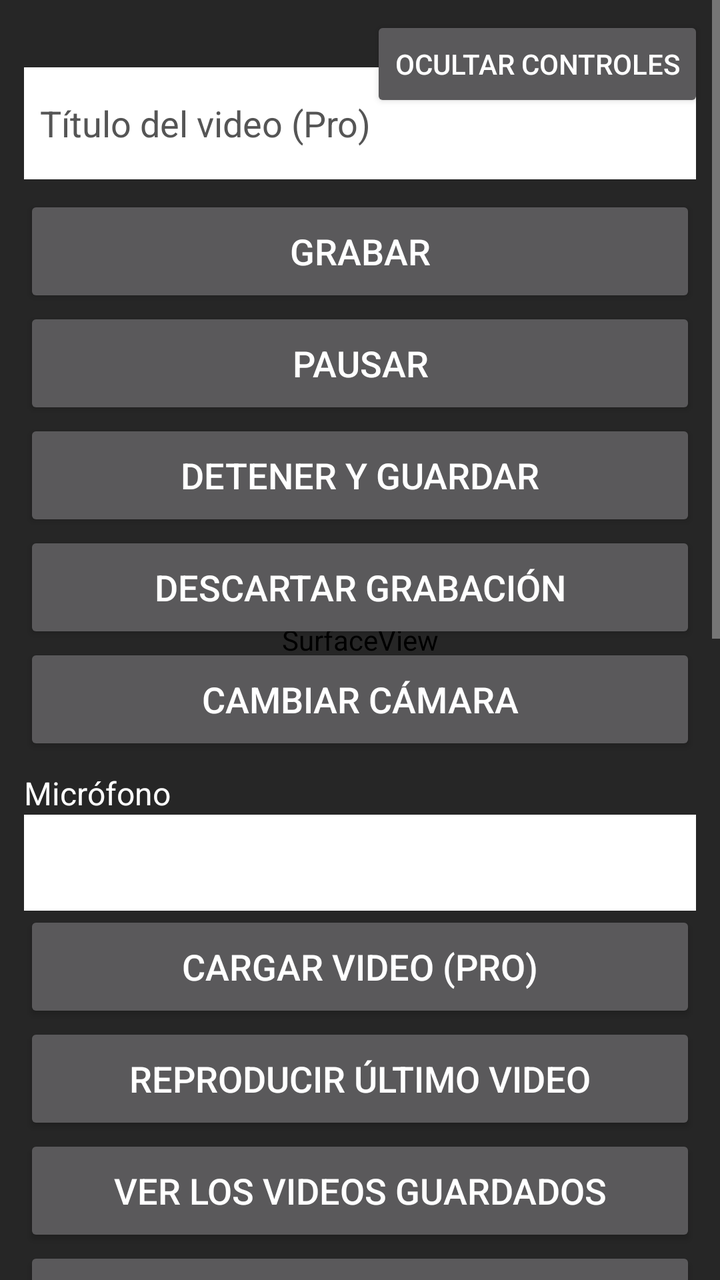
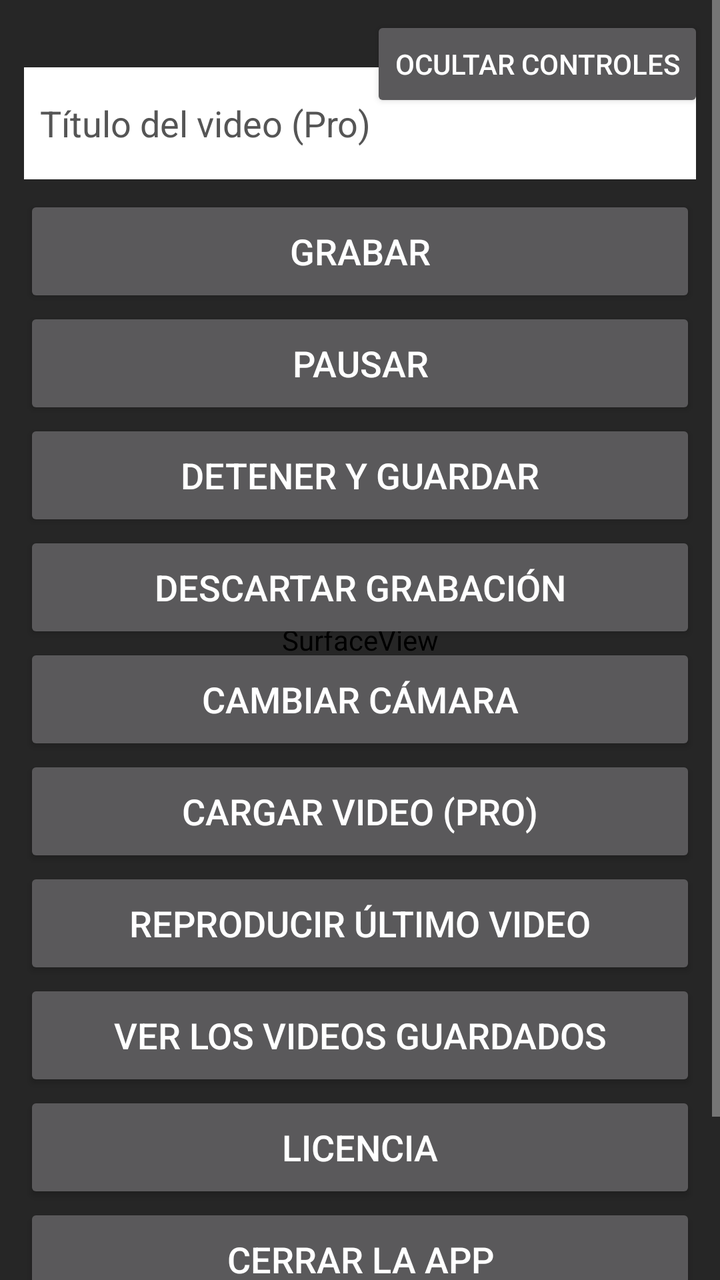

Screens rendered from an Android XML layout before and after an edit, with the pre-edit source and the edit as a unified diff.
<!-- AndroidManifest.xml: application theme Theme.JorCam -->
<!-- res/layout/activity_main.xml -->
<?xml version="1.0" encoding="utf-8"?>
<FrameLayout xmlns:android="http://schemas.android.com/apk/res/android"
    android:layout_width="match_parent"
    android:layout_height="match_parent"
    android:background="#000000">

    
    <SurfaceView
        android:id="@+id/vista"
        android:layout_width="match_parent"
        android:layout_height="match_parent"
        android:layout_gravity="center"
        android:importantForAccessibility="no" />

    <Button
        android:id="@+id/btnControles"
        android:layout_width="wrap_content"
        android:layout_height="wrap_content"
        android:layout_gravity="top|end"
        android:layout_margin="8dp"
        android:minHeight="48dp"
        android:text="@string/ocultar_controles" />

    <ScrollView
        android:id="@+id/panel"
        android:layout_width="match_parent"
        android:layout_height="wrap_content"
        android:layout_gravity="bottom"
        android:background="#B3000000"
        android:fillViewport="false">

        <LinearLayout
            android:id="@+id/controles"
            android:layout_width="match_parent"
            android:layout_height="wrap_content"
            android:orientation="vertical"
            android:padding="12dp">

            <TextView
                android:id="@+id/registro"
                android:layout_width="match_parent"
                android:layout_height="wrap_content"
                android:importantForAccessibility="no"
                android:textColor="#FFFFFF"
                android:textSize="16sp" />

            <ProgressBar
                android:id="@+id/barra"
                style="?android:attr/progressBarStyleHorizontal"
                android:layout_width="match_parent"
                android:layout_height="wrap_content"
                android:max="100"
                android:visibility="gone" />

            <EditText
                android:id="@+id/campoTitulo"
                android:layout_width="match_parent"
                android:layout_height="wrap_content"
                android:layout_marginBottom="8dp"
                android:background="#FFFFFF"
                android:hint="@string/titulo_pro"
                android:importantForAutofill="no"
                android:inputType="textCapSentences"
                android:maxLength="90"
                android:minHeight="56dp"
                android:padding="8dp"
                android:textColor="#000000"
                android:textColorHint="#555555"
                android:textSize="18sp" />

            <Button
                android:id="@+id/btnGrabar"
                android:layout_width="match_parent"
                android:layout_height="wrap_content"
                android:minHeight="56dp"
                android:text="@string/grabar"
                android:textSize="18sp" />

            <Button
                android:id="@+id/btnPausar"
                android:layout_width="match_parent"
                android:layout_height="wrap_content"
                android:minHeight="56dp"
                android:text="@string/pausar"
                android:textSize="18sp" />

            <Button
                android:id="@+id/btnDetener"
                android:layout_width="match_parent"
                android:layout_height="wrap_content"
                android:minHeight="56dp"
                android:text="@string/detener"
                android:textSize="18sp" />

            <Button
                android:id="@+id/btnDescartar"
                android:layout_width="match_parent"
                android:layout_height="wrap_content"
                android:minHeight="56dp"
                android:text="@string/descartar"
                android:textSize="18sp" />

            <Button
                android:id="@+id/btnCamara"
                android:layout_width="match_parent"
                android:layout_height="wrap_content"
                android:minHeight="56dp"
                android:text="@string/cambiar_camara"
                android:textSize="18sp" />

            <TextView
                android:layout_width="match_parent"
                android:layout_height="wrap_content"
                android:labelFor="@+id/spinnerMic"
                android:paddingTop="8dp"
                android:text="@string/microfono"
                android:textColor="#FFFFFF"
                android:textSize="16sp" />

            <Spinner
                android:id="@+id/spinnerMic"
                android:layout_width="match_parent"
                android:layout_height="wrap_content"
                android:minHeight="48dp"
                android:background="#FFFFFF" />

            <Button
                android:id="@+id/btnCargar"
                android:layout_width="match_parent"
                android:layout_height="wrap_content"
                android:minHeight="56dp"
                android:text="@string/cargar_pro"
                android:textSize="18sp" />

            <Button
                android:id="@+id/btnReproducir"
                android:layout_width="match_parent"
                android:layout_height="wrap_content"
                android:minHeight="56dp"
                android:text="@string/reproducir"
                android:textSize="18sp" />

            <Button
                android:id="@+id/btnCarpeta"
                android:layout_width="match_parent"
                android:layout_height="wrap_content"
                android:minHeight="56dp"
                android:text="@string/carpeta"
                android:textSize="18sp" />

            <Button
                android:id="@+id/btnLicencia"
                android:layout_width="match_parent"
                android:layout_height="wrap_content"
                android:minHeight="56dp"
                android:text="@string/licencia"
                android:textSize="18sp" />

            <CheckBox
                android:id="@+id/checkSilencios"
                android:layout_width="match_parent"
                android:layout_height="wrap_content"
                android:minHeight="48dp"
                android:text="@string/quitar_silencios"
                android:textColor="#FFFFFF"
                android:textSize="16sp" />

            <TextView
                android:layout_width="match_parent"
                android:layout_height="wrap_content"
                android:labelFor="@+id/spinnerSens"
                android:text="@string/agresividad"
                android:textColor="#FFFFFF"
                android:textSize="16sp" />

            <Spinner
                android:id="@+id/spinnerSens"
                android:layout_width="match_parent"
                android:layout_height="wrap_content"
                android:minHeight="48dp"
                android:background="#FFFFFF" />

            <TextView
                android:layout_width="match_parent"
                android:layout_height="wrap_content"
                android:labelFor="@+id/spinnerAntes"
                android:paddingTop="8dp"
                android:text="@string/aire_antes"
                android:textColor="#FFFFFF"
                android:textSize="16sp" />

            <Spinner
                android:id="@+id/spinnerAntes"
                android:layout_width="match_parent"
                android:layout_height="wrap_content"
                android:minHeight="48dp"
                android:background="#FFFFFF" />

            <TextView
                android:layout_width="match_parent"
                android:layout_height="wrap_content"
                android:labelFor="@+id/spinnerDespues"
                android:paddingTop="8dp"
                android:text="@string/aire_despues"
                android:textColor="#FFFFFF"
                android:textSize="16sp" />

            <Spinner
                android:id="@+id/spinnerDespues"
                android:layout_width="match_parent"
                android:layout_height="wrap_content"
                android:minHeight="48dp"
                android:background="#FFFFFF" />

            <TextView
                android:layout_width="match_parent"
                android:layout_height="wrap_content"
                android:labelFor="@+id/spinnerTitColor"
                android:paddingTop="8dp"
                android:text="@string/color_titulo"
                android:textColor="#FFFFFF"
                android:textSize="16sp" />

            <Spinner
                android:id="@+id/spinnerTitColor"
                android:layout_width="match_parent"
                android:layout_height="wrap_content"
                android:background="#FFFFFF"
                android:minHeight="48dp" />

            <TextView
                android:layout_width="match_parent"
                android:layout_height="wrap_content"
                android:labelFor="@+id/spinnerTitFuente"
                android:paddingTop="8dp"
                android:text="@string/fuente_titulo"
                android:textColor="#FFFFFF"
                android:textSize="16sp" />

            <Spinner
                android:id="@+id/spinnerTitFuente"
                android:layout_width="match_parent"
                android:layout_height="wrap_content"
                android:background="#FFFFFF"
                android:minHeight="48dp" />

            <TextView
                android:layout_width="match_parent"
                android:layout_height="wrap_content"
                android:labelFor="@+id/spinnerTitTam"
                android:paddingTop="8dp"
                android:text="@string/tam_titulo"
                android:textColor="#FFFFFF"
                android:textSize="16sp" />

            <Spinner
                android:id="@+id/spinnerTitTam"
                android:layout_width="match_parent"
                android:layout_height="wrap_content"
                android:background="#FFFFFF"
                android:minHeight="48dp" />

            <CheckBox
                android:id="@+id/checkVoz"
                android:layout_width="match_parent"
                android:layout_height="wrap_content"
                android:minHeight="48dp"
                android:text="@string/voz_propia"
                android:textColor="#FFFFFF"
                android:textSize="16sp" />
        </LinearLayout>
    </ScrollView>
</FrameLayout>
<!-- resources referenced by this layout -->
<resources>
  <string name="agresividad">Qué tan agresivo es el recorte de silencios (Pro)</string>
  <string name="aire_antes">Aire antes de cada frase, en milisegundos (Pro)</string>
  <string name="aire_despues">Aire después de cada frase, en milisegundos (Pro)</string>
  <string name="cambiar_camara">Cambiar cámara</string>
  <string name="cargar_pro">Cargar video (Pro)</string>
  <string name="carpeta">Ver los videos guardados</string>
  <string name="color_titulo">Color del título (Pro)</string>
  <string name="descartar">Descartar grabación</string>
  <string name="detener">Detener y guardar</string>
  <string name="fuente_titulo">Fuente del título (Pro)</string>
  <string name="grabar">Grabar</string>
  <string name="licencia">Licencia</string>
  <string name="microfono">Micrófono</string>
  <string name="ocultar_controles">Ocultar controles</string>
  <string name="pausar">Pausar</string>
  <string name="quitar_silencios">Quitar los silencios</string>
  <string name="reproducir">Reproducir último video</string>
  <string name="tam_titulo">Tamaño del título (Pro)</string>
  <string name="titulo_pro">Título del video (Pro)</string>
  <string name="voz_propia">Anunciar con la voz de JorCam (si tu lector de pantalla no anuncia)</string>
  <style name="Theme.JorCam" parent="Theme.AppCompat.NoActionBar">
          <item name="android:windowBackground">@android:color/black</item>
      </style>
</resources>

<!-- the commit's change to res/layout/activity_main.xml (unified diff, before → after) -->
@@ -75,7 +75,6 @@
                 android:minHeight="56dp"
                 android:text="@string/grabar"
                 android:textSize="18sp" />
-
             <Button
                 android:id="@+id/btnPausar"
                 android:layout_width="match_parent"
@@ -83,7 +82,6 @@
                 android:minHeight="56dp"
                 android:text="@string/pausar"
                 android:textSize="18sp" />
-
             <Button
                 android:id="@+id/btnDetener"
                 android:layout_width="match_parent"
@@ -91,7 +89,6 @@
                 android:minHeight="56dp"
                 android:text="@string/detener"
                 android:textSize="18sp" />
-
             <Button
                 android:id="@+id/btnDescartar"
                 android:layout_width="match_parent"
@@ -99,7 +96,6 @@
                 android:minHeight="56dp"
                 android:text="@string/descartar"
                 android:textSize="18sp" />
-
             <Button
                 android:id="@+id/btnCamara"
                 android:layout_width="match_parent"
@@ -107,55 +103,71 @@
                 android:minHeight="56dp"
                 android:text="@string/cambiar_camara"
                 android:textSize="18sp" />
+            <Button
+                android:id="@+id/btnCargar"
+                android:layout_width="match_parent"
+                android:layout_height="wrap_content"
+                android:minHeight="56dp"
+                android:text="@string/cargar_pro"
+                android:textSize="18sp" />
+            <Button
+                android:id="@+id/btnReproducir"
+                android:layout_width="match_parent"
+                android:layout_height="wrap_content"
+                android:minHeight="56dp"
+                android:text="@string/reproducir"
+                android:textSize="18sp" />
+            <Button
+                android:id="@+id/btnCarpeta"
+                android:layout_width="match_parent"
+                android:layout_height="wrap_content"
+                android:minHeight="56dp"
+                android:text="@string/carpeta"
+                android:textSize="18sp" />
+            <Button
+                android:id="@+id/btnLicencia"
+                android:layout_width="match_parent"
+                android:layout_height="wrap_content"
+                android:minHeight="56dp"
+                android:text="@string/licencia"
+                android:textSize="18sp" />
+            <Button
+                android:id="@+id/btnCerrar"
+                android:layout_width="match_parent"
+                android:layout_height="wrap_content"
+                android:minHeight="56dp"
+                android:text="@string/cerrar_app"
+                android:textSize="18sp" />
+
+            <Button
+                android:id="@+id/btnAjustes"
+                android:layout_width="match_parent"
+                android:layout_height="wrap_content"
+                android:layout_marginTop="8dp"
+                android:minHeight="56dp"
+                android:text="@string/ajustes_mostrar"
+                android:textSize="18sp" />
+
+            <LinearLayout
+                android:id="@+id/contenedorAjustes"
+                android:layout_width="match_parent"
+                android:layout_height="wrap_content"
+                android:orientation="vertical"
+                android:visibility="gone">
 
             <TextView
                 android:layout_width="match_parent"
                 android:layout_height="wrap_content"
                 android:labelFor="@+id/spinnerMic"
-                android:paddingTop="8dp"
                 android:text="@string/microfono"
                 android:textColor="#FFFFFF"
                 android:textSize="16sp" />
-
             <Spinner
                 android:id="@+id/spinnerMic"
                 android:layout_width="match_parent"
                 android:layout_height="wrap_content"
-                android:minHeight="48dp"
-                android:background="#FFFFFF" />
-
-            <Button
-                android:id="@+id/btnCargar"
-                android:layout_width="match_parent"
-                android:layout_height="wrap_content"
-                android:minHeight="56dp"
-                android:text="@string/cargar_pro"
-                android:textSize="18sp" />
-
-            <Button
-                android:id="@+id/btnReproducir"
-                android:layout_width="match_parent"
-                android:layout_height="wrap_content"
-                android:minHeight="56dp"
-                android:text="@string/reproducir"
-                android:textSize="18sp" />
-
-            <Button
-                android:id="@+id/btnCarpeta"
-                android:layout_width="match_parent"
-                android:layout_height="wrap_content"
-                android:minHeight="56dp"
-                android:text="@string/carpeta"
-                android:textSize="18sp" />
-
-            <Button
-                android:id="@+id/btnLicencia"
-                android:layout_width="match_parent"
-                android:layout_height="wrap_content"
-                android:minHeight="56dp"
-                android:text="@string/licencia"
-                android:textSize="18sp" />
-
+                android:background="#FFFFFF"
+                android:minHeight="48dp" />
             <CheckBox
                 android:id="@+id/checkSilencios"
                 android:layout_width="match_parent"
@@ -164,7 +176,6 @@
                 android:text="@string/quitar_silencios"
                 android:textColor="#FFFFFF"
                 android:textSize="16sp" />
-
             <TextView
                 android:layout_width="match_parent"
                 android:layout_height="wrap_content"
@@ -172,94 +183,154 @@
                 android:text="@string/agresividad"
                 android:textColor="#FFFFFF"
                 android:textSize="16sp" />
-
             <Spinner
                 android:id="@+id/spinnerSens"
                 android:layout_width="match_parent"
                 android:layout_height="wrap_content"
+                android:background="#FFFFFF"
+                android:minHeight="48dp" />
+            <TextView
+                android:layout_width="match_parent"
+                android:layout_height="wrap_content"
+                android:labelFor="@+id/spinnerAntes"
+                android:paddingTop="8dp"
+                android:text="@string/aire_antes"
+                android:textColor="#FFFFFF"
+                android:textSize="16sp" />
+            <Spinner
+                android:id="@+id/spinnerAntes"
+                android:layout_width="match_parent"
+                android:layout_height="wrap_content"
+                android:background="#FFFFFF"
+                android:minHeight="48dp" />
+            <TextView
+                android:layout_width="match_parent"
+                android:layout_height="wrap_content"
+                android:labelFor="@+id/spinnerDespues"
+                android:paddingTop="8dp"
+                android:text="@string/aire_despues"
+                android:textColor="#FFFFFF"
+                android:textSize="16sp" />
+            <Spinner
+                android:id="@+id/spinnerDespues"
+                android:layout_width="match_parent"
+                android:layout_height="wrap_content"
+                android:background="#FFFFFF"
+                android:minHeight="48dp" />
+            <TextView
+                android:layout_width="match_parent"
+                android:layout_height="wrap_content"
+                android:labelFor="@+id/spinnerTitColor"
+                android:paddingTop="8dp"
+                android:text="@string/color_titulo"
+                android:textColor="#FFFFFF"
+                android:textSize="16sp" />
+            <Spinner
+                android:id="@+id/spinnerTitColor"
+                android:layout_width="match_parent"
+                android:layout_height="wrap_content"
+                android:background="#FFFFFF"
+                android:minHeight="48dp" />
+            <TextView
+                android:layout_width="match_parent"
+                android:layout_height="wrap_content"
+                android:labelFor="@+id/spinnerTitFuente"
+                android:paddingTop="8dp"
+                android:text="@string/fuente_titulo"
+                android:textColor="#FFFFFF"
+                android:textSize="16sp" />
+            <Spinner
+                android:id="@+id/spinnerTitFuente"
+                android:layout_width="match_parent"
+                android:layout_height="wrap_content"
+                android:background="#FFFFFF"
+                android:minHeight="48dp" />
+            <TextView
+                android:layout_width="match_parent"
+                android:layout_height="wrap_content"
+                android:labelFor="@+id/spinnerTitTam"
+                android:paddingTop="8dp"
+                android:text="@string/tam_titulo"
+                android:textColor="#FFFFFF"
+                android:textSize="16sp" />
+            <Spinner
+                android:id="@+id/spinnerTitTam"
+                android:layout_width="match_parent"
+                android:layout_height="wrap_content"
+                android:background="#FFFFFF"
+                android:minHeight="48dp" />
+            <CheckBox
+                android:id="@+id/checkSubs"
+                android:layout_width="match_parent"
+                android:layout_height="wrap_content"
                 android:minHeight="48dp"
-                android:background="#FFFFFF" />
-
-            <TextView
-                android:layout_width="match_parent"
-                android:layout_height="wrap_content"
-                android:labelFor="@+id/spinnerAntes"
-                android:paddingTop="8dp"
-                android:text="@string/aire_antes"
-                android:textColor="#FFFFFF"
-                android:textSize="16sp" />
-
-            <Spinner
-                android:id="@+id/spinnerAntes"
+                android:text="@string/subs_activos"
+                android:textColor="#FFFFFF"
+                android:textSize="16sp" />
+            <CheckBox
+                android:id="@+id/checkRevisar"
                 android:layout_width="match_parent"
                 android:layout_height="wrap_content"
                 android:minHeight="48dp"
-                android:background="#FFFFFF" />
-
-            <TextView
-                android:layout_width="match_parent"
-                android:layout_height="wrap_content"
-                android:labelFor="@+id/spinnerDespues"
-                android:paddingTop="8dp"
-                android:text="@string/aire_despues"
-                android:textColor="#FFFFFF"
-                android:textSize="16sp" />
-
-            <Spinner
-                android:id="@+id/spinnerDespues"
-                android:layout_width="match_parent"
-                android:layout_height="wrap_content"
-                android:minHeight="48dp"
-                android:background="#FFFFFF" />
-
-            <TextView
-                android:layout_width="match_parent"
-                android:layout_height="wrap_content"
-                android:labelFor="@+id/spinnerTitColor"
-                android:paddingTop="8dp"
-                android:text="@string/color_titulo"
-                android:textColor="#FFFFFF"
-                android:textSize="16sp" />
-
-            <Spinner
-                android:id="@+id/spinnerTitColor"
-                android:layout_width="match_parent"
-                android:layout_height="wrap_content"
-                android:background="#FFFFFF"
-                android:minHeight="48dp" />
-
-            <TextView
-                android:layout_width="match_parent"
-                android:layout_height="wrap_content"
-                android:labelFor="@+id/spinnerTitFuente"
-                android:paddingTop="8dp"
-                android:text="@string/fuente_titulo"
-                android:textColor="#FFFFFF"
-                android:textSize="16sp" />
-
-            <Spinner
-                android:id="@+id/spinnerTitFuente"
-                android:layout_width="match_parent"
-                android:layout_height="wrap_content"
-                android:background="#FFFFFF"
-                android:minHeight="48dp" />
-
-            <TextView
-                android:layout_width="match_parent"
-                android:layout_height="wrap_content"
-                android:labelFor="@+id/spinnerTitTam"
-                android:paddingTop="8dp"
-                android:text="@string/tam_titulo"
-                android:textColor="#FFFFFF"
-                android:textSize="16sp" />
-
-            <Spinner
-                android:id="@+id/spinnerTitTam"
-                android:layout_width="match_parent"
-                android:layout_height="wrap_content"
-                android:background="#FFFFFF"
-                android:minHeight="48dp" />
-
+                android:text="@string/subs_revisar"
+                android:textColor="#FFFFFF"
+                android:textSize="16sp" />
+            <TextView
+                android:layout_width="match_parent"
+                android:layout_height="wrap_content"
+                android:labelFor="@+id/spinnerSubColor"
+                android:paddingTop="8dp"
+                android:text="@string/color_subs"
+                android:textColor="#FFFFFF"
+                android:textSize="16sp" />
+            <Spinner
+                android:id="@+id/spinnerSubColor"
+                android:layout_width="match_parent"
+                android:layout_height="wrap_content"
+                android:background="#FFFFFF"
+                android:minHeight="48dp" />
+            <TextView
+                android:layout_width="match_parent"
+                android:layout_height="wrap_content"
+                android:labelFor="@+id/spinnerSubFuente"
+                android:paddingTop="8dp"
+                android:text="@string/fuente_subs"
+                android:textColor="#FFFFFF"
+                android:textSize="16sp" />
+            <Spinner
+                android:id="@+id/spinnerSubFuente"
+                android:layout_width="match_parent"
+                android:layout_height="wrap_content"
+                android:background="#FFFFFF"
+                android:minHeight="48dp" />
+            <TextView
+                android:layout_width="match_parent"
+                android:layout_height="wrap_content"
+                android:labelFor="@+id/spinnerSubTam"
+                android:paddingTop="8dp"
+                android:text="@string/tam_subs"
+                android:textColor="#FFFFFF"
+                android:textSize="16sp" />
+            <Spinner
+                android:id="@+id/spinnerSubTam"
+                android:layout_width="match_parent"
+                android:layout_height="wrap_content"
+                android:background="#FFFFFF"
+                android:minHeight="48dp" />
+            <TextView
+                android:layout_width="match_parent"
+                android:layout_height="wrap_content"
+                android:labelFor="@+id/spinnerModelo"
+                android:paddingTop="8dp"
+                android:text="@string/modelo_voz"
+                android:textColor="#FFFFFF"
+                android:textSize="16sp" />
+            <Spinner
+                android:id="@+id/spinnerModelo"
+                android:layout_width="match_parent"
+                android:layout_height="wrap_content"
+                android:background="#FFFFFF"
+                android:minHeight="48dp" />
             <CheckBox
                 android:id="@+id/checkVoz"
                 android:layout_width="match_parent"
@@ -268,6 +339,7 @@
                 android:text="@string/voz_propia"
                 android:textColor="#FFFFFF"
                 android:textSize="16sp" />
+            </LinearLayout>
         </LinearLayout>
     </ScrollView>
 </FrameLayout>
<!-- resource entries referenced after the edit -->
@@ -1,22 +1,30 @@
 <!-- resources referenced by this layout -->
 <resources>
-  <string name="agresividad">Qué tan agresivo es el recorte de silencios (Pro)</string>
-  <string name="aire_antes">Aire antes de cada frase, en milisegundos (Pro)</string>
-  <string name="aire_despues">Aire después de cada frase, en milisegundos (Pro)</string>
+  <string name="agresividad">Qué tan agresivo es el recorte de silencios</string>
+  <string name="aire_antes">Aire antes de cada frase, en milisegundos</string>
+  <string name="aire_despues">Aire después de cada frase, en milisegundos</string>
+  <string name="ajustes_mostrar">Ajustes generales (mostrar)</string>
   <string name="cambiar_camara">Cambiar cámara</string>
   <string name="cargar_pro">Cargar video (Pro)</string>
   <string name="carpeta">Ver los videos guardados</string>
+  <string name="cerrar_app">Cerrar la app</string>
+  <string name="color_subs">Color de los subtítulos (Pro)</string>
   <string name="color_titulo">Color del título (Pro)</string>
   <string name="descartar">Descartar grabación</string>
   <string name="detener">Detener y guardar</string>
+  <string name="fuente_subs">Fuente de los subtítulos (Pro)</string>
   <string name="fuente_titulo">Fuente del título (Pro)</string>
   <string name="grabar">Grabar</string>
   <string name="licencia">Licencia</string>
   <string name="microfono">Micrófono</string>
+  <string name="modelo_voz">Modelo de voz de los subtítulos (se descarga una sola vez)</string>
   <string name="ocultar_controles">Ocultar controles</string>
   <string name="pausar">Pausar</string>
   <string name="quitar_silencios">Quitar los silencios</string>
   <string name="reproducir">Reproducir último video</string>
+  <string name="subs_activos">Poner subtítulos automáticos (Pro)</string>
+  <string name="subs_revisar">Revisar los subtítulos antes de guardar (Pro)</string>
+  <string name="tam_subs">Tamaño de los subtítulos (Pro)</string>
   <string name="tam_titulo">Tamaño del título (Pro)</string>
   <string name="titulo_pro">Título del video (Pro)</string>
   <string name="voz_propia">Anunciar con la voz de JorCam (si tu lector de pantalla no anuncia)</string>
